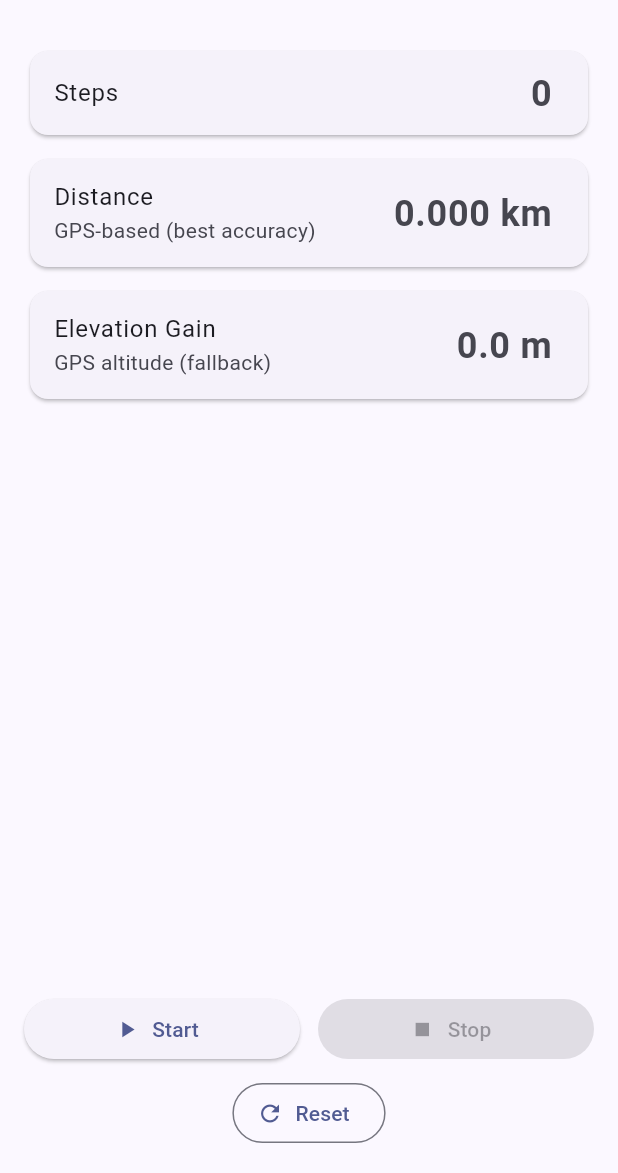
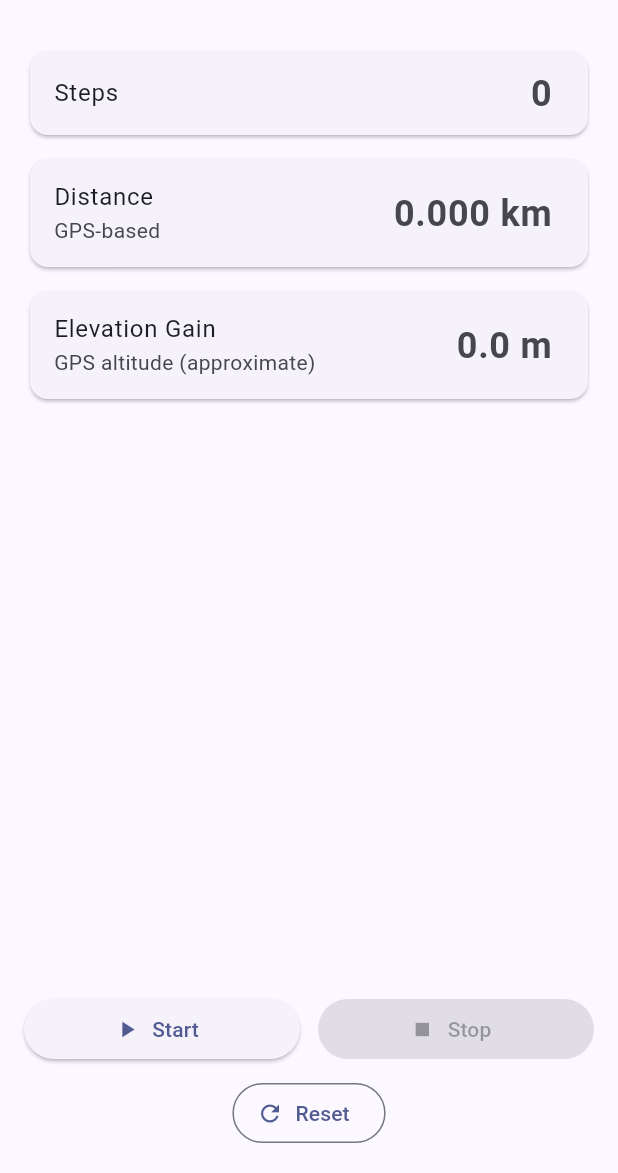
Before and after one commit to SkWeli/step-tracker, a Flutter app: the screen it shows after launch, after a tap on "Start", after a tap on "Reset", on a phone screen of 412 x 824 dp, the part 63-1236 px from its top. Run offline on Flutter 3.47's test engine with Material 3 defaults, Android fonts, the light colour scheme and no system bars; our stand-ins replace geolocator, pedometer, permission_handler.

Commit message:
new changes

```diff
--- a/step_tracker_app/lib/main.dart
+++ b/step_tracker_app/lib/main.dart
@@ -4,7 +4,6 @@
 import 'package:permission_handler/permission_handler.dart';
 import 'package:pedometer/pedometer.dart';
 import 'package:geolocator/geolocator.dart';
-import 'package:flutter_sensors/flutter_sensors.dart';
 
 void main() {
   runApp(const StepTrackerApp());
@@ -40,10 +39,7 @@
   Position? _lastPos;
   double _distanceMeters = 0.0;
 
-  // --- Elevation (barometer preferred, GPS fallback)
-  StreamSubscription<SensorEvent>? _pressSub;
-  bool _barometerAvailable = false;
-  double? _basePressure; // hPa
+  // --- Elevation (GPS-based)
   double? _lastAltitude; // meters
   double _elevationGain = 0.0; // uphill-only meters
 
@@ -65,14 +61,13 @@
     if (results[Permission.locationWhenInUse]?.isGranted != true) {
       throw 'Location permission denied';
     }
-    // activityRecognition may not exist on older APIs; ignore if permanently denied.
   }
 
   Future<void> _start() async {
     try {
       await _requestPermissions();
 
-      // Steps
+      // --- Steps
       _stepSub = Pedometer.stepCountStream.listen((StepCount s) {
         final v = s.steps;
         _baseSteps ??= v;
@@ -81,14 +76,10 @@
         setState(() => _status = 'Step counter not available on this device.');
       });
 
-      // GPS distance stream (2m filter)
+      // --- GPS distance & altitude
       final hasService = await Geolocator.isLocationServiceEnabled();
       if (!hasService) {
         setState(() => _status = 'Please enable Location Services.');
-      }
-      final perm = await Geolocator.checkPermission();
-      if (perm == LocationPermission.deniedForever) {
-        setState(() => _status = 'Location permission permanently denied.');
       }
 
       _posSub = Geolocator.getPositionStream(
@@ -99,37 +90,17 @@
       ).listen((p) {
         if (_lastPos != null) {
           final d = Geolocator.distanceBetween(
-            _lastPos!.latitude, _lastPos!.longitude, p.latitude, p.longitude);
+              _lastPos!.latitude, _lastPos!.longitude, p.latitude, p.longitude);
           _distanceMeters += d;
-
-          // GPS altitude fallback when no barometer
-          if (!_barometerAvailable) {
-            _updateAltitudeFromGPS(p.altitude);
-          }
+          _updateAltitude(p.altitude);
         }
         _lastPos = p;
         setState(() {});
       });
 
-      // Barometer
-      _barometerAvailable = await SensorManager()
-          .isSensorAvailable(Sensors.PRESSURE);
-      if (_barometerAvailable) {
-        final stream = await SensorManager().sensorUpdates(
-          sensorId: Sensors.PRESSURE,
-          interval: Sensors.SENSOR_DELAY_NORMAL,
-        );
-        _pressSub = stream.listen((event) {
-          final pressureHpa = event.data[0]; // hPa
-          _updateAltitudeFromPressure(pressureHpa);
-        });
-      }
-
       setState(() {
         _tracking = true;
-        _status = _barometerAvailable
-            ? 'Tracking (barometer + GPS)'
-            : 'Tracking (GPS; barometer not available)';
+        _status = 'Tracking (GPS only; barometer not available)';
       });
     } catch (e) {
       setState(() => _status = 'Error starting: $e');
@@ -137,46 +108,32 @@
   }
 
   void _stop() {
-    _stepSub?.cancel(); _stepSub = null;
-    _posSub?.cancel(); _posSub = null;
-    _pressSub?.cancel(); _pressSub = null;
+    _stepSub?.cancel();
+    _stepSub = null;
+    _posSub?.cancel();
+    _posSub = null;
     setState(() => _tracking = false);
   }
 
   void _reset() {
     _stop();
     setState(() {
-      _steps = 0; _baseSteps = null;
+      _steps = 0;
+      _baseSteps = null;
       _distanceMeters = 0.0;
       _lastPos = null;
-      _basePressure = null; _lastAltitude = null; _elevationGain = 0.0;
+      _lastAltitude = null;
+      _elevationGain = 0.0;
       _status = '';
     });
   }
 
-  // Hypsometric approximation: altitude in meters from pressure ratio.
-  // We use the first pressure as baseline (P0).
-  void _updateAltitudeFromPressure(double pressureHpa) {
-    _basePressure ??= pressureHpa; // baseline at start
-    final P = pressureHpa;
-    final P0 = _basePressure!;
-    final alt = 44330.0 * (1.0 - math.pow(P / P0, 1 / 5.255));
-    _updateElevationGain(alt);
-  }
-
-  void _updateAltitudeFromGPS(double altitudeMeters) {
-    _updateElevationGain(altitudeMeters);
-  }
-
-  void _updateElevationGain(double currentAlt) {
+  void _updateAltitude(double currentAlt) {
     if (_lastAltitude != null) {
       final delta = currentAlt - _lastAltitude!;
-      if (delta > 0) {
-        _elevationGain += delta;
-      }
+      if (delta > 0) _elevationGain += delta;
     }
     _lastAltitude = currentAlt;
-    setState(() {});
   }
 
   @override
@@ -192,23 +149,29 @@
             Card(
               child: ListTile(
                 title: const Text('Steps'),
-                trailing: Text('$_steps', style: const TextStyle(fontSize: 24,fontWeight: FontWeight.bold)),
+                trailing: Text('$_steps',
+                    style: const TextStyle(
+                        fontSize: 24, fontWeight: FontWeight.bold)),
               ),
             ),
             const SizedBox(height: 8),
             Card(
               child: ListTile(
                 title: const Text('Distance'),
-                subtitle: const Text('GPS-based (best accuracy)'),
-                trailing: Text('$km km', style: const TextStyle(fontSize: 24,fontWeight: FontWeight.bold)),
+                subtitle: const Text('GPS-based'),
+                trailing: Text('$km km',
+                    style: const TextStyle(
+                        fontSize: 24, fontWeight: FontWeight.bold)),
               ),
             ),
             const SizedBox(height: 8),
             Card(
               child: ListTile(
                 title: const Text('Elevation Gain'),
-                subtitle: Text(_barometerAvailable ? 'Barometer-based' : 'GPS altitude (fallback)'),
-                trailing: Text('$elev m', style: const TextStyle(fontSize: 24,fontWeight: FontWeight.bold)),
+                subtitle: const Text('GPS altitude (approximate)'),
+                trailing: Text('$elev m',
+                    style: const TextStyle(
+                        fontSize: 24, fontWeight: FontWeight.bold)),
               ),
             ),
             const SizedBox(height: 16),
--- a/step_tracker_app/pubspec.yaml
+++ b/step_tracker_app/pubspec.yaml
@@ -32,7 +32,6 @@ dependencies:
     sdk: flutter
   pedometer: ^4.0.1           # step counter (TYPE_STEP_COUNTER / StepDetector)
   geolocator: ^10.1.0         # GPS distance + altitude fallback
-  flutter_sensors: ^1.0.1     # barometer (pressure) for elevation change
   permission_handler: ^11.3.1
 
   # The following adds the Cupertino Icons font to your application.
```
Also changed, not shown: step_tracker_app/pubspec.lock.
